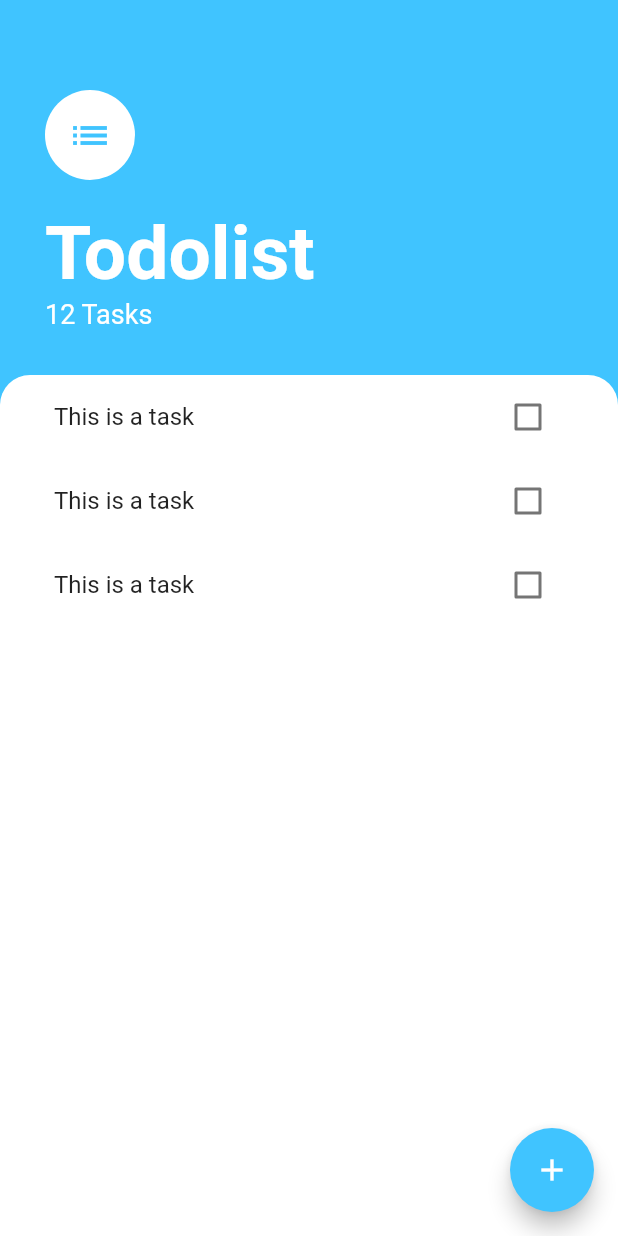
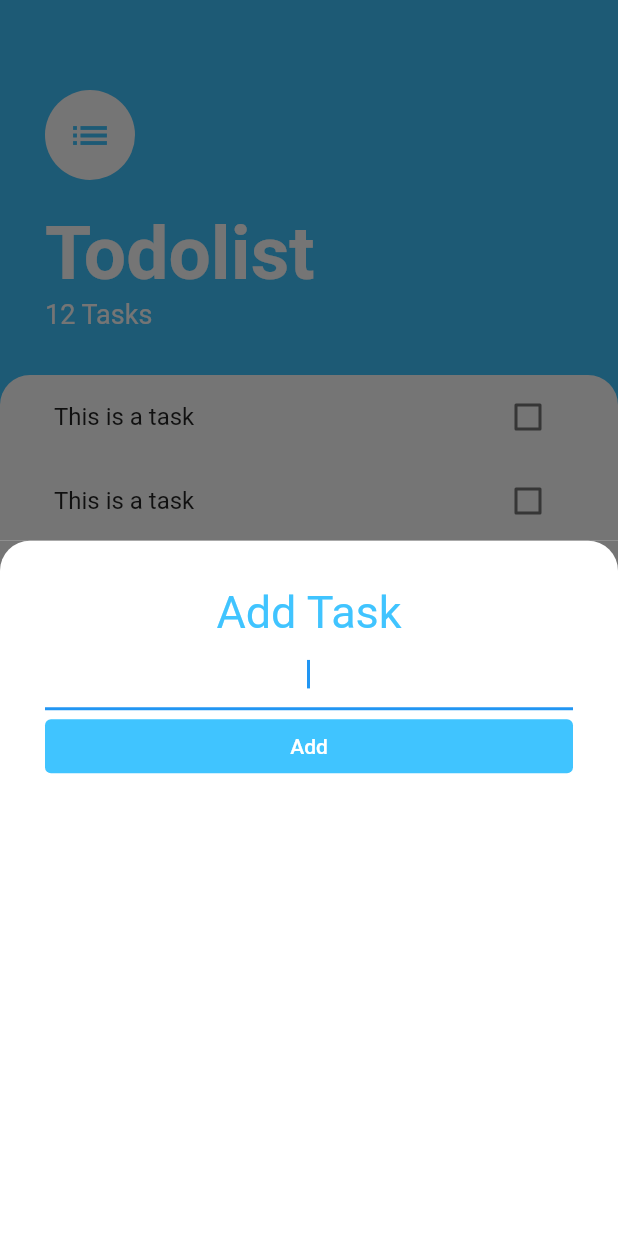
Before and after one commit to davigun/todolist-complete, a Flutter app: the screen it shows after launch, after a tap on the "add" icon, on a phone screen of 412 x 824 dp. Run offline on Flutter 3.47's test engine with Material 2 defaults, Android fonts, the phone set to English and light mode, and no system bars.

```diff
--- /dev/null
+++ b/lib/screens/add_tasks_screen.dart
@@ -0,0 +1,49 @@
+import 'package:flutter/material.dart';
+
+class AddTaskScreen extends StatelessWidget {
+  @override
+  Widget build(BuildContext context) {
+    return Container(
+      color: Color(0xff757575),
+      child: Container(
+        padding: EdgeInsets.all(30.0),
+        decoration: const BoxDecoration(
+          color: Colors.white,
+          borderRadius: BorderRadius.only(
+            topRight: Radius.circular(20.0),
+            topLeft: Radius.circular(20.0),
+          ),
+        ),
+        child: Column(
+          crossAxisAlignment: CrossAxisAlignment.stretch,
+          children: [
+            Text(
+              'Add Task',
+              textAlign: TextAlign.center,
+              style: TextStyle(
+                fontSize: 30.0,
+                color: Colors.lightBlueAccent,
+              ),
+            ),
+            TextField(
+              autofocus: true,
+              textAlign: TextAlign.center,
+            ),
+            TextButton(
+              onPressed: () {
+                // add task to list
+              },
+              child: Text(
+                'Add',
+                style: TextStyle(color: Colors.white),
+              ),
+              style: TextButton.styleFrom(
+                backgroundColor: Colors.lightBlueAccent,
+              ),
+            ),
+          ],
+        ),
+      ),
+    );
+  }
+}
--- a/lib/screens/tasks_screen.dart
+++ b/lib/screens/tasks_screen.dart
@@ -2,6 +2,8 @@
 
 import 'package:flutter/material.dart';
 import 'package:todolist/widgets/tasks_list.dart';
+
+import 'add_tasks_screen.dart';
 
 class TasksScreen extends StatelessWidget {
   @override
@@ -11,7 +13,7 @@ class TasksScreen extends StatelessWidget {
       floatingActionButton: FloatingActionButton(
         backgroundColor: Colors.lightBlueAccent,
         onPressed: () {
-          // slide bottom sheet
+          showModalBottomSheet(context: context, builder: (context) => AddTaskScreen());
         },
         child: Icon(Icons.add),
       ),
```
